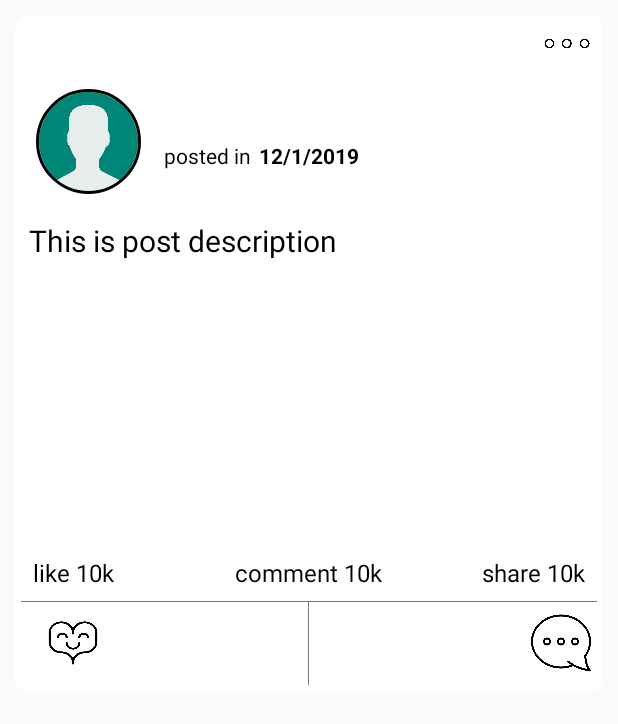
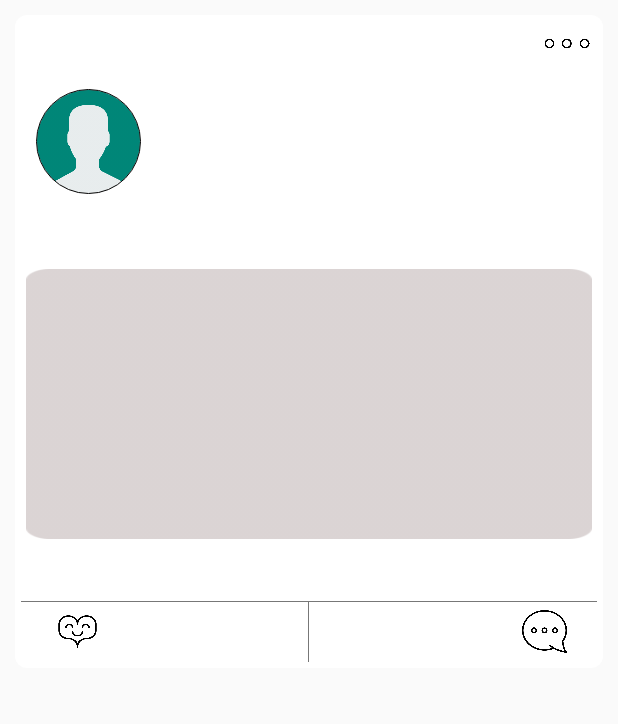
Before and after one commit to gp2019/ParentEye, an Android app: the layout list_posts.xml on its own in the app's theme, with its tools: preview values and no code run, on a phone screen of 412 x 824 dp. Shown: the top 724 px of the screen. Run offline under Robolectric (Android 15) with nearby library versions, the phone set to English and light mode, and no system bars.

Commit message:
Merge branch 'master' of /home/aya/AndroidStudioProjects/ParentEye with conflicts.

```diff
--- a/app/src/main/java/com/example/parenteye/AccountActivity.java
+++ b/app/src/main/java/com/example/parenteye/AccountActivity.java
@@ -451,7 +451,7 @@ public class AccountActivity extends AppCompatActivity {
                        }
                    });
                } else {
-//                   AccountCover.setImageResource(R.drawable.cover);
+                   AccountCover.setImageResource(R.drawable.cover);
                }
 
 
--- a/app/src/main/java/com/example/parenteye/Create_Comment.java
+++ b/app/src/main/java/com/example/parenteye/Create_Comment.java
@@ -53,8 +53,6 @@ public class Create_Comment extends Activity {
     private RecyclerView recyclerView;
     private ArrayAdapterForComment mAdapter;
     String postId=null;
-    private static String POPUP_CONSTANT = "mPopup";
-    private static String POPUP_FORCE_SHOW_ICON = "setForceShowIcon";
     ImageView noInernet;
     private String imagekey;
     private RelativeLayout cameraRelative,bottom_WriteComment;
--- a/app/src/main/java/com/example/parenteye/Posts.java
+++ b/app/src/main/java/com/example/parenteye/Posts.java
@@ -10,8 +10,8 @@ public class Posts {
     private boolean hasimage;       //1 if post contain image and 0 if post not contain image
     private String imageId;        //image id if post has image and it will be null if post do not have image
 
-    public Posts(String postId, String userId, String postdate, String placeTypeId, String placeId, String postcontent, boolean hasimage, String imageId) {
-        this.postId=postId;
+    public Posts(String postId ,String userId, String postdate, String placeTypeId, String placeId, String postcontent, boolean hasimage, String imageId) {
+        this.postId = postId;
         this.userId = userId;
         this.postdate = postdate;
         this.placeTypeId = placeTypeId;
--- a/app/src/main/java/com/example/parenteye/custom_posts_returned.java
+++ b/app/src/main/java/com/example/parenteye/custom_posts_returned.java
@@ -1,9 +1,5 @@
 package com.example.parenteye;
 
-import android.graphics.Bitmap;
-import android.net.Uri;
-
-import java.net.URI;
 import java.util.Date;
 
 public class custom_posts_returned {
--- a/app/src/main/res/layout/list_posts.xml
+++ b/app/src/main/res/layout/list_posts.xml
@@ -21,76 +21,74 @@
        android:layout_height="wrap_content"
        android:orientation="vertical"
        android:padding="4dp">
-       <RelativeLayout
+
+        <ImageView
+            android:layout_width="40dp"
+            android:layout_height="30dp"
+            android:layout_gravity="end"
+            android:src="@drawable/three_dots" />
+
+        <LinearLayout
            android:layout_width="match_parent"
            android:layout_height="wrap_content"
            android:orientation="horizontal">
-           <ImageView
-               android:id="@+id/three_dots"
-               android:layout_width="40dp"
-               android:layout_height="30dp"
-               android:layout_alignParentEnd="true"
-               android:src="@drawable/three_dots"/>
            <de.hdodenhof.circleimageview.CircleImageView
                xmlns:app="http://schemas.android.com/apk/res-auto"
                android:id="@+id/profile_post"
                android:layout_width="70dp"
                android:layout_height="70dp"
                android:src="@drawable/user"
-               android:layout_below="@id/three_dots"
                android:layout_marginLeft="10dp"
                android:layout_marginTop="15dp"
-               app:civ_border_width="2dp"
+               app:civ_border_width="0.5dp"
                app:civ_border_color="#FF000000"
                android:layout_marginBottom="15dp"
                android:scaleType="centerCrop"/>
 
-           <LinearLayout
+           <RelativeLayout
                android:layout_width="match_parent"
                android:layout_height="wrap_content"
-               android:layout_below="@id/three_dots"
-               android:layout_toEndOf="@id/profile_post"
                android:paddingTop="25dp"
                android:paddingLeft="15dp"
                android:orientation="vertical">
+
+
                <TextView
                    android:id="@+id/postowner"
-                   android:layout_width="match_parent"
+                   android:layout_width="wrap_content"
                    android:layout_height="wrap_content"
                    android:textSize="18sp"
                    android:textColor="@android:color/black"
                    android:textStyle="bold"
                    android:textAlignment="textStart"/>
                <LinearLayout
+                   android:layout_below="@id/postowner"
                    android:layout_width="match_parent"
                    android:layout_height="wrap_content"
                    android:orientation="horizontal">
                    <TextView
                        android:layout_width="wrap_content"
                        android:layout_height="wrap_content"
-                       android:text="posted in "
                        android:textSize="14sp"
                        android:textColor="@android:color/black"/>
                    <TextView
                        android:id="@+id/postdate"
                        android:layout_width="wrap_content"
                        android:layout_height="wrap_content"
-                       android:text="12/1/2019"
                        android:textSize="14sp"
                        android:textStyle="bold"
                        android:layout_marginLeft="2dp"
                        android:textColor="@android:color/black"/>
                </LinearLayout>
 
-           </LinearLayout>
-       </RelativeLayout>
+           </RelativeLayout>
+       </LinearLayout>
 
 
        <TextView
            android:id="@+id/postDescription"
            android:layout_width="match_parent"
            android:layout_height="wrap_content"
-           android:text="This is post description"
            android:textSize="20sp"
            android:textColor="@android:color/black"
            android:layout_marginLeft="3dp"
@@ -101,6 +99,7 @@
            android:layout_width="match_parent"
            android:layout_height="180dp"
            android:layout_margin="3dp"
+           android:background="@drawable/photo"
            android:adjustViewBounds="true"
            android:scaleType="centerCrop"/>
 
@@ -118,7 +117,7 @@
                 android:textSize="16sp"
                 android:textColor="@color/black"
                 android:layout_centerVertical="true"
-                android:text="like 10k"/>
+             />
 
             <TextView
                 android:id="@+id/textComment"
@@ -129,7 +128,7 @@
                 android:textSize="16sp"
                 android:textColor="@color/black"
                 android:layout_centerVertical="true"
-                android:text="comment 10k"/>
+               />
 
             <TextView
                 android:id="@+id/textShare"
@@ -139,8 +138,7 @@
                 android:layout_margin="8dp"
                 android:textSize="16sp"
                 android:textColor="@color/black"
-                android:layout_centerVertical="true"
-                android:text="share 10k"/>
+                android:layout_centerVertical="true" />
 
         </RelativeLayout>
         <View
@@ -151,60 +149,48 @@
 
         <RelativeLayout
             android:layout_width="match_parent"
-            android:layout_height="wrap_content">
+            android:layout_height="40dp">
 
             <ImageView
                 android:id="@+id/btLike"
-                android:layout_width="45dp"
-                android:layout_height="40dp"
+                android:layout_marginStart="20dp"
+                android:layout_width="35dp"
+                android:layout_height="30dp"
                 android:layout_centerVertical="true"
-                android:layout_alignParentStart="true"
-                android:layout_marginStart="12dp"
-                android:layout_marginTop="8dp"
-                android:layout_marginEnd="8dp"
-                android:layout_marginBottom="4dp"
-                android:background="@drawable/heart"
-                android:gravity="center" />
+                android:background="@drawable/heart" />
 
 
             <View
                 android:layout_width="0.5dp"
                 android:layout_height="55dp"
                 android:layout_centerInParent="true"
+                android:layout_marginEnd="40dp"
                 android:background="#777"
                 />
             <ImageView
                 android:id="@+id/btcomment"
-                android:layout_centerInParent="true"
-                android:layout_width="40dp"
-                android:layout_height="40dp"
+                android:layout_width="30dp"
+                android:layout_height="30dp"
                 android:layout_marginEnd="20dp"
+                android:layout_centerVertical="true"
                 android:layout_alignParentRight="true"
-                android:layout_margin="4dp"
-                android:paddingRight="10dp"
-                android:layout_marginTop="8dp"
-                android:paddingLeft="10dp"
-                android:layout_marginBottom="4dp"
                 android:background="@drawable/comment"/>
 <!--
             <View
                 android:layout_width="0.5dp"
                 android:layout_height="55dp"
-                android:layout_marginLeft="280dp"
+                android:layout_toEndOf="@id/btcomment"
+                android:layout_marginLeft="40dp"
                 android:background="#777"
                 />
 
-            <ToggleButton
+            <ImageView
                 android:id="@+id/btShare"
+                android:layout_centerVertical="true"
                 android:layout_alignParentRight="true"
-                android:layout_width="40dp"
-                android:layout_height="40dp"
-                android:layout_marginBottom="4dp"
-                android:layout_marginTop="8dp"
-                android:textOn=""
-                android:textOff=""
-                android:layout_centerVertical="true"
-                android:layout_marginEnd="12dp"
+                android:layout_width="30dp"
+                android:layout_height="30dp"
+                android:layout_marginEnd="20dp"
                 android:background="@drawable/share"/>
 -->
         </RelativeLayout>
```
Also changed, not shown: app/src/main/java/com/example/parenteye/Create_Post.java (+5 -3 lines), app/src/main/java/com/example/parenteye/ProfilePostAdapter.java (+11 -21 lines).
